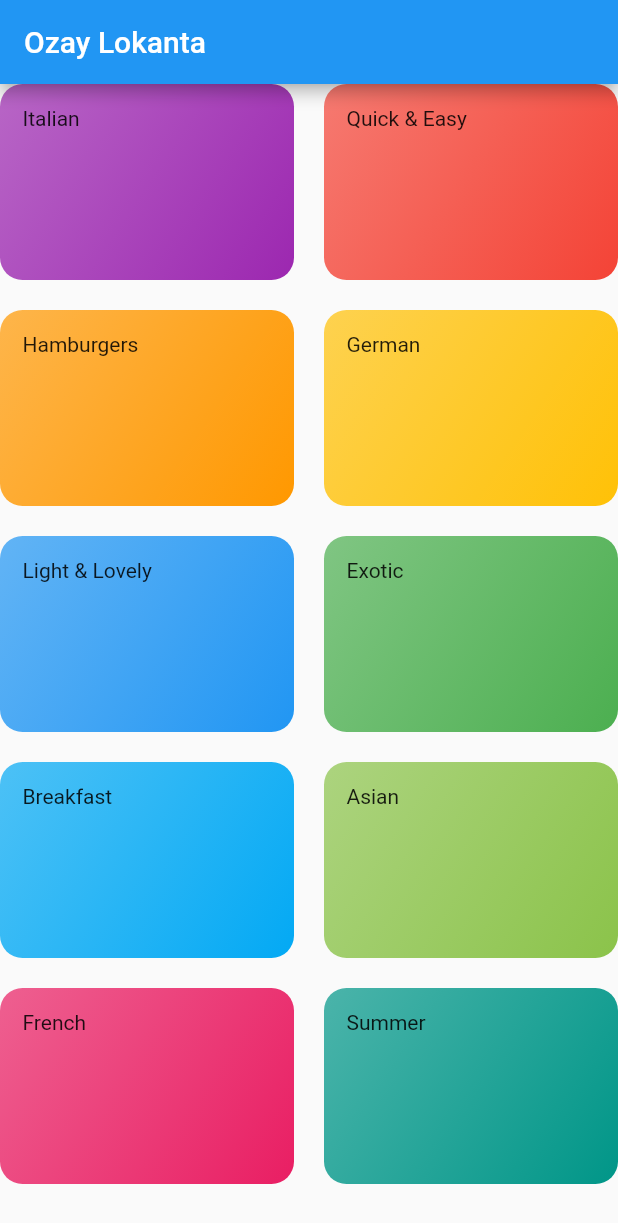
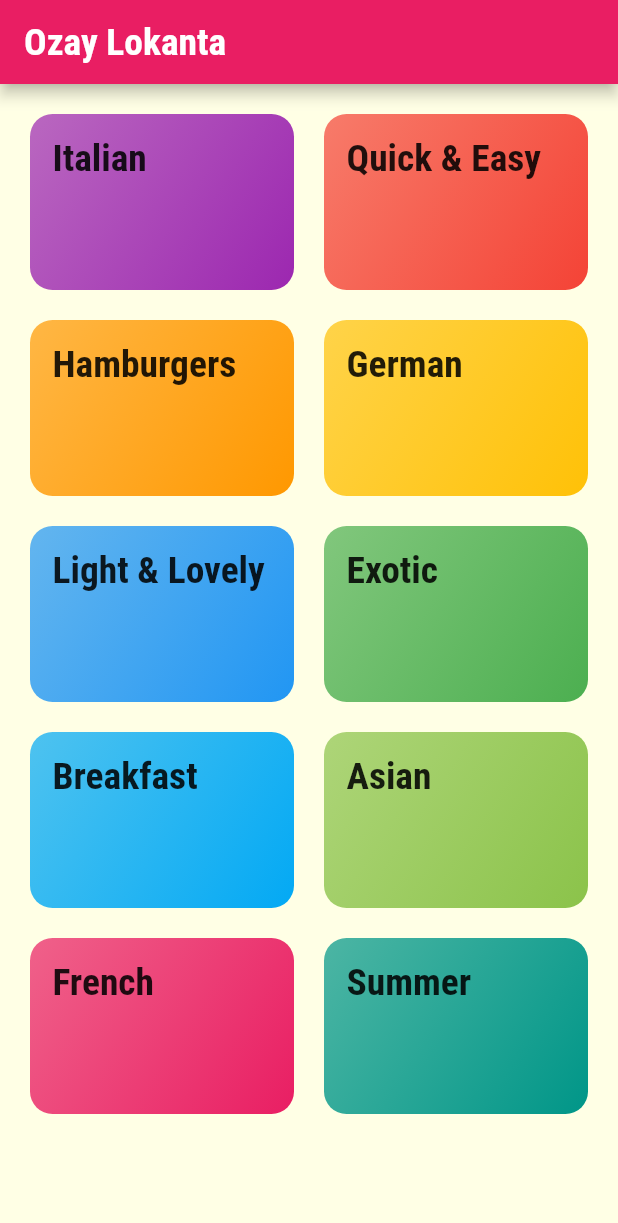
Before and after one commit to furkanayyildiz/meals_app, a Flutter app: the screen it shows after launch, on a phone screen of 412 x 824 dp. Shown: the top 1223 px of the screen. Run offline on Flutter 3.47's test engine with Material 2 defaults, Android fonts, the phone set to English and light mode, and no system bars.

Commit message:
text theme and some styling

```diff
--- a/lib/categories_screen.dart
+++ b/lib/categories_screen.dart
@@ -13,6 +13,7 @@ class CategoriesScreen extends StatelessWidget {
         title: const Text("Ozay Lokanta"),
       ),
       body: GridView(
+        padding: const EdgeInsets.all(20),
         children: DUMMY_CATEGORIES
             .map(
               (catData) => CategoryItem(
--- a/lib/category_item.dart
+++ b/lib/category_item.dart
@@ -13,7 +13,10 @@ class CategoryItem extends StatelessWidget {
   Widget build(BuildContext context) {
     return Container(
       padding: const EdgeInsets.all(15),
-      child: Text(title),
+      child: Text(
+        title,
+        style: Theme.of(context).textTheme.headline6,
+      ),
       decoration: BoxDecoration(
         gradient: LinearGradient(
           colors: [
--- a/lib/main.dart
+++ b/lib/main.dart
@@ -11,7 +11,23 @@ class MyApp extends StatelessWidget {
     return MaterialApp(
       title: 'DeliMeals',
       theme: ThemeData(
-        primarySwatch: Colors.blue,
+        primarySwatch: Colors.pink,
+        accentColor: Colors.amber,
+        canvasColor: const Color.fromRGBO(255, 255, 229, 1),
+        fontFamily: "Raleway",
+        textTheme: ThemeData.light().textTheme.copyWith(
+              bodyText1: const TextStyle(
+                color: Color.fromRGBO(20, 51, 51, 1),
+              ),
+              bodyText2: const TextStyle(
+                color: Color.fromRGBO(20, 51, 51, 1),
+              ),
+              headline6: const TextStyle(
+                fontSize: 25,
+                fontFamily: "RobotoCondensed",
+                fontWeight: FontWeight.bold,
+              ),
+            ),
       ),
       home: CategoriesScreen(),
     );
```
Also changed, not shown: pubspec.yaml (+20 -16 lines), assets/fonts/Raleway-Black.ttf (added), assets/fonts/Raleway-Bold.ttf (added), assets/fonts/Raleway-Regular.ttf (added), assets/fonts/RobotoCondensed-Bold.ttf (added), assets/fonts/RobotoCondensed-Italic.ttf (added), assets/fonts/RobotoCondensed-Light.ttf (added), assets/fonts/RobotoCondensed-Regular.ttf (added).
